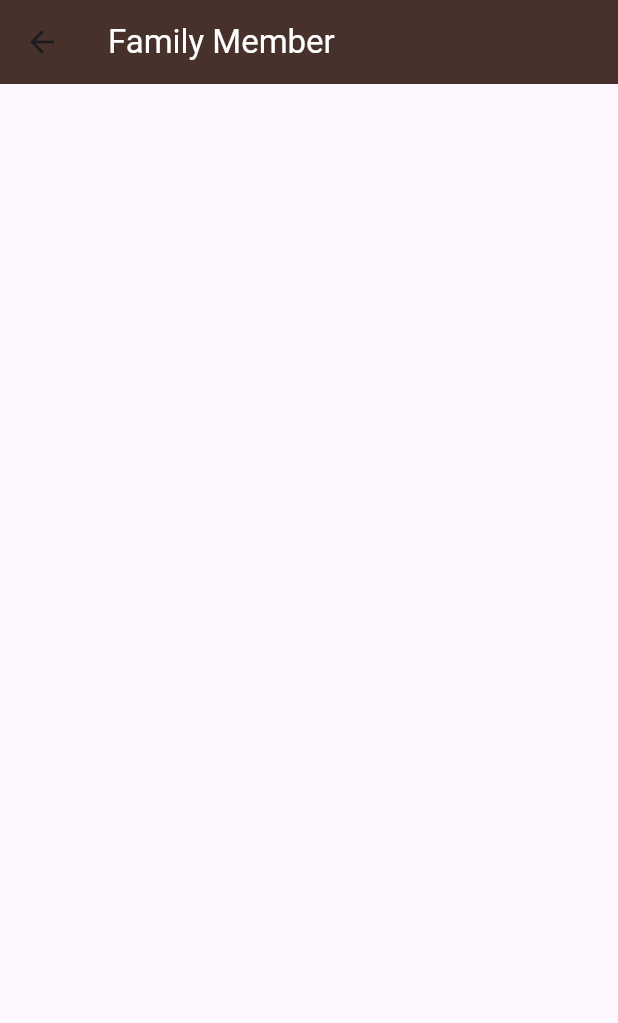
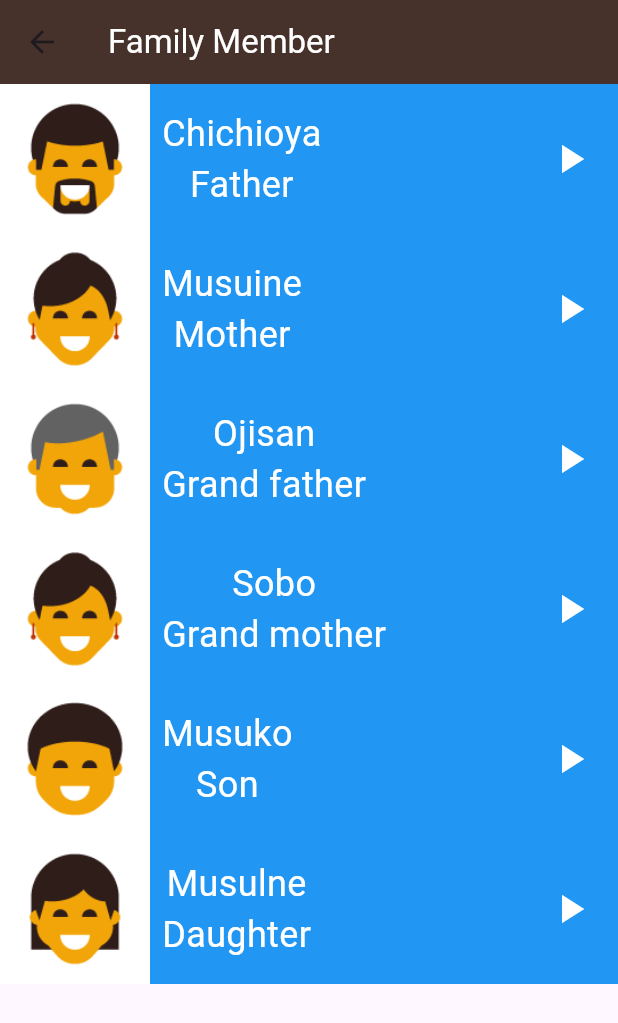
Before and after one commit to Mr-Array/language_learning, a Flutter app: the screen it shows after launch, after a tap on "Family Members", on a phone screen of 412 x 824 dp. Shown: the top 1023 px of the screen. Run offline on Flutter 3.47's test engine with Material 3 defaults, Android fonts, the light colour scheme and no system bars.

Commit message:
final edit

```diff
--- a/lib/components/item.dart
+++ b/lib/components/item.dart
@@ -3,17 +3,19 @@ import 'package:flutter/material.dart';
 import 'package:toku/models/Number.dart';
 
 class item extends StatelessWidget {
-  const item({Key? key, required this.number, required this.color}) : super(key: key);
-  final Number number;
-  final String color;
+  const item({Key? key, required this.number, required this.color})
+      : super(key: key);
+  final itemModel number;
+
+  final Color color;
   @override
   Widget build(BuildContext context) {
     return Container(
       height: 100,
-      color: Colors.red,
+      color: color,
       child: Row(
         children: [
-          Container(color: Colors.white, child: Image.asset(number.imageNum)),
+          Container(color: Colors.white, child: Image.asset(number.image)),
           Padding(
             padding: const EdgeInsets.only(left: 8.0),
             child: Column(
@@ -36,7 +38,7 @@ class item extends StatelessWidget {
             child: IconButton(
               onPressed: () async {
                 final player = AudioPlayer();
-                await player.play(AssetSource(number.soundNum));
+                await player.play(AssetSource(number.sound));
               },
               icon: const Icon(
                 Icons.play_arrow,
--- a/lib/models/FamilyMember.dart
+++ /dev/null
@@ -1,12 +0,0 @@
-class familyMamber {
-  final String soundFamily;
-  final String imageFamily;
-  final String jpFamily;
-  final String enFamily;
-
-  const familyMamber(
-      {required this.soundFamily,
-      required this.imageFamily,
-      required this.jpFamily,
-      required this.enFamily});
-}
--- a/lib/models/Number.dart
+++ b/lib/models/Number.dart
@@ -1,12 +1,12 @@
-class Number {
-  final String soundNum;
-  final String imageNum;
+class itemModel {
+  final String sound;
+  final String image;
   final String jpName;
   final String enName;
 
-  const Number(
-      {required this.soundNum,
-      required this.imageNum,
+  const itemModel(
+      {required this.sound,
+      required this.image,
       required this.jpName,
       required this.enName});
 }
--- a/lib/screens/family_members_screen.dart
+++ b/lib/screens/family_members_screen.dart
@@ -1,15 +1,40 @@
 import 'package:flutter/material.dart';
-import 'package:toku/models/FamilyMember.dart';
+import 'package:toku/components/item.dart';
+import 'package:toku/models/Number.dart';
 
-class FamilyMember extends StatelessWidget {
-  const FamilyMember({Key? key}) : super(key: key);
-  final List members = const [
-    familyMamber(
-      soundFamily: 'sounds/family_members/father.wav',
-      imageFamily: 'images/family_members/family_father.png',
-      jpFamily: 'Chlchioya',
-      enFamily: 'Father',
-    ),
+class family_members_screen extends StatelessWidget {
+  family_members_screen({Key? key}) : super(key: key);
+  final List<itemModel> mamber = const [
+    itemModel(
+        sound: 'sounds/family_members/father.wav',
+        image: 'assets/images/family_members/family_father.png',
+        jpName: 'Chichioya',
+        enName: 'Father'),
+    itemModel(
+        sound: 'sounds/family_members/mother.wav',
+        image: 'assets/images/family_members/family_mother.png',
+        jpName: 'Musuine',
+        enName: 'Mother'),
+    itemModel(
+        sound: 'sounds/family_members/grand father.wav',
+        image: 'assets/images/family_members/family_grandfather.png',
+        jpName: 'Ojisan',
+        enName: 'Grand father'),
+    itemModel(
+        sound: 'sounds/family_members/grand mother.wav',
+        image: 'assets/images/family_members/family_mother.png',
+        jpName: 'Sobo',
+        enName: 'Grand mother'),
+    itemModel(
+        sound: 'sounds/family_members/son.wav',
+        image: 'assets/images/family_members/family_son.png',
+        jpName: 'Musuko',
+        enName: 'Son'),
+    itemModel(
+        sound: 'sounds/family_members/daughter.wav',
+        image: 'assets/images/family_members/family_daughter.png',
+        jpName: 'Musulne',
+        enName: 'Daughter'),
   ];
   @override
   Widget build(BuildContext context) {
@@ -22,9 +47,10 @@ class FamilyMember extends StatelessWidget {
         ),
       ),
       body: ListView.builder(
-            itemCount: members.length,
+          itemCount: mamber.length,
           itemBuilder: (context, index) {
-             // return item(number: members[index]);
-            }));
+            return item(number: mamber[index], color: Colors.blue);
+          }),
+    );
   }
 }
--- a/lib/screens/homeScreen.dart
+++ b/lib/screens/homeScreen.dart
@@ -32,7 +32,7 @@ class _HomeScreenState extends State<HomeScreen> {
             onTap: () {
               Navigator.push(context,
                   MaterialPageRoute(builder: (BuildContext context) {
-                return const NumberScreen();
+                return NumberScreen();
               }));
               //print(" Numbers ");
             },
@@ -41,11 +41,14 @@ class _HomeScreenState extends State<HomeScreen> {
             text: 'Family Members',
             color: Colors.blue,
             onTap: () {
-              Navigator.push(context,
-                  MaterialPageRoute(builder: (BuildContext context) {
-                return const FamilyMember();
-              }));
-
+              Navigator.push(
+                context,
+                MaterialPageRoute(
+                  builder: (BuildContext context) {
+                    return family_members_screen();
+                  },
+                ),
+              );
             },
           ),
           Categoory(text: 'Colors', color: Colors.green),
```
Also changed, not shown: lib/screens/numberScreen.dart (+37 -36 lines). Lines whose indentation alone changed are shown as unchanged.
